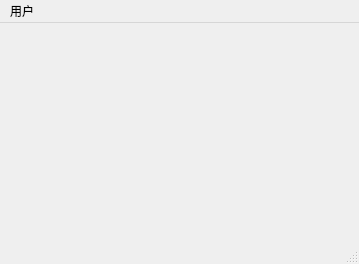
This is Database/DBDS/mainwindow.ui in MrEdge123/homework as Qt 5 draws it before an edit. The edited form follows.
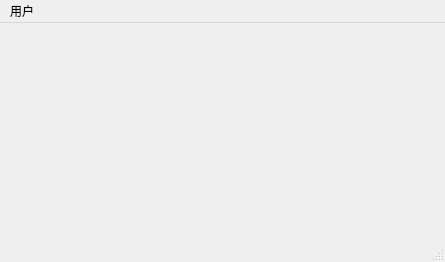
This is the edited form.

The edit to the form file:
```diff
--- a/Database/DBDS/mainwindow.ui
+++ b/Database/DBDS/mainwindow.ui
@@ -6,8 +6,8 @@
    <rect>
     <x>0</x>
     <y>0</y>
-    <width>359</width>
-    <height>264</height>
+    <width>445</width>
+    <height>262</height>
    </rect>
   </property>
   <property name="windowTitle">
@@ -37,7 +37,7 @@
     <rect>
      <x>0</x>
      <y>0</y>
-     <width>359</width>
+     <width>445</width>
      <height>17</height>
     </rect>
    </property>
```
